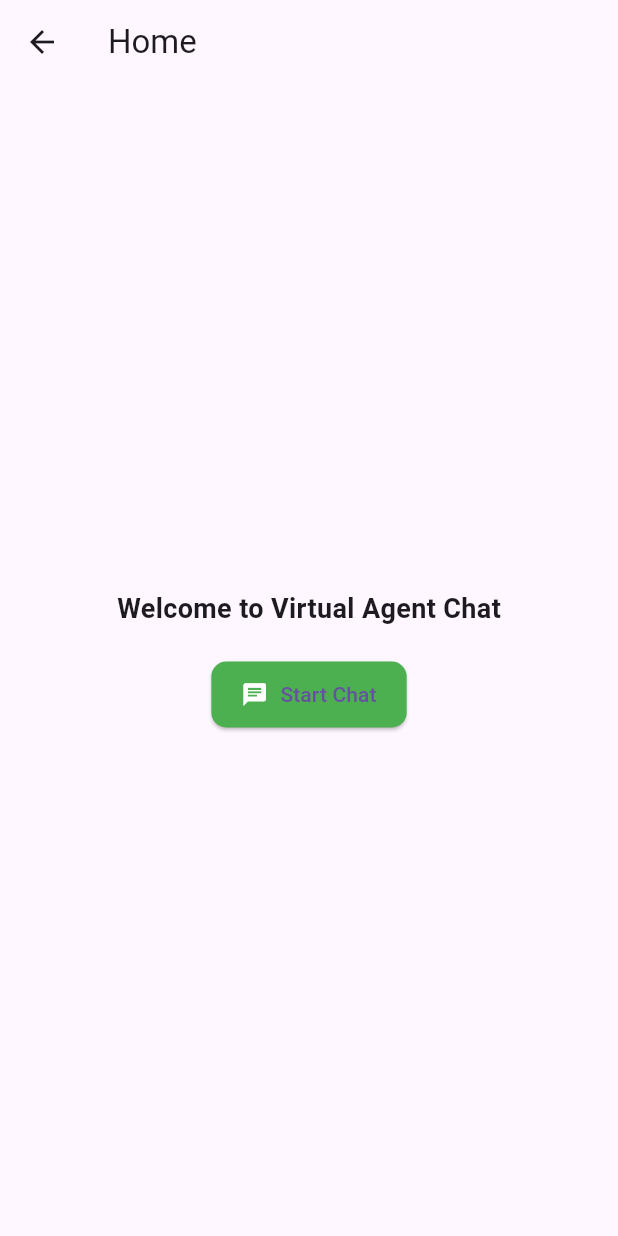
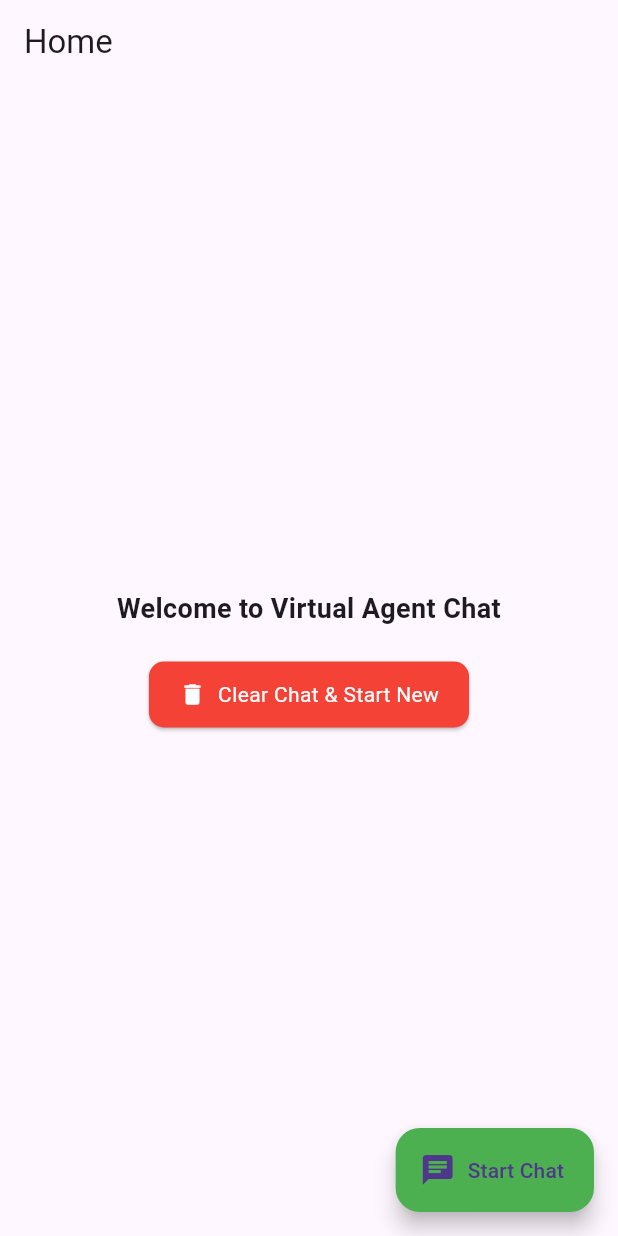
Before and after one commit to chaubeyprashant/flutter-gemini, a Flutter app: the HomeScreen screen opened directly, on a phone screen of 412 x 824 dp. Run offline on Flutter 3.47's test engine with Material 3 defaults, Android fonts, the light colour scheme and no system bars; our stand-ins replace flutter_bloc, flutter_dotenv, hive, hive_flutter, velocity_x; accounts and stored records are empty; generated files the repository leaves out were written again.

Commit message:
used make file for formatting code

```diff
--- a/lib/blocs/chat_bloc.dart
+++ b/lib/blocs/chat_bloc.dart
@@ -22,7 +22,8 @@
   void _onSendMessage(SendMessageEvent event, Emitter<ChatState> emit) async {
     final currentState = state;
     if (currentState is ChatLoadedState) {
-      final List<ChatMessageModel> updatedMessages = List.from(currentState.messages);
+      final List<ChatMessageModel> updatedMessages =
+          List.from(currentState.messages);
 
       // Add user message
       final userMessage = ChatMessageModel(
--- a/lib/main.dart
+++ b/lib/main.dart
@@ -22,14 +22,15 @@
     MultiBlocProvider(
       providers: [
         BlocProvider(
-          create: (context) => ChatBloc(ChatRepository(ChatService()))..add(LoadMessagesEvent()),
+          create: (context) =>
+              ChatBloc(ChatRepository(ChatService()))..add(LoadMessagesEvent()),
         ),
       ],
       child: MaterialApp(
         debugShowCheckedModeBanner: false,
         title: 'Virtual Agent Chat',
         theme: ThemeData(primarySwatch: Colors.green),
-        home: ChatScreen(),
+        home: HomeScreen(),
       ),
     ),
   );
@@ -44,20 +45,37 @@
         child: Column(
           mainAxisAlignment: MainAxisAlignment.center,
           children: [
-            Text('Welcome to Virtual Agent Chat',
-                style: TextStyle(fontSize: 18, fontWeight: FontWeight.bold)),
+            Text(
+              'Welcome to Virtual Agent Chat',
+              style: TextStyle(fontSize: 18, fontWeight: FontWeight.bold),
+              textAlign: TextAlign.center,
+            ),
             SizedBox(height: 20),
             ElevatedButton.icon(
-              onPressed: () {
+              onPressed: () async {
+                // Clear chat history
+                var box = Hive.box<ChatMessageModel>('chat_messages');
+                await box.clear();
+
+                // Reload messages (empty state)
+                context.read<ChatBloc>().add(LoadMessagesEvent());
+
+                // Navigate to chat screen
                 Navigator.push(
                   context,
                   MaterialPageRoute(builder: (context) => ChatScreen()),
                 );
               },
-              icon: Icon(Icons.chat, color: Colors.white),
-              label: Text("Start Chat"),
+              icon: Icon(Icons.delete, color: Colors.white),
+              label: Text(
+                "Clear Chat & Start New",
+                style: Theme.of(context)
+                    .textTheme
+                    .bodyMedium
+                    ?.copyWith(color: Colors.white),
+              ),
               style: ElevatedButton.styleFrom(
-                backgroundColor: Colors.green,
+                backgroundColor: Colors.red,
                 padding: EdgeInsets.symmetric(horizontal: 20, vertical: 12),
                 shape: RoundedRectangleBorder(
                   borderRadius: BorderRadius.circular(10),
@@ -67,6 +85,17 @@
           ],
         ),
       ),
+      floatingActionButton: FloatingActionButton.extended(
+        onPressed: () {
+          Navigator.push(
+            context,
+            MaterialPageRoute(builder: (context) => ChatScreen()),
+          );
+        },
+        label: Text("Start Chat"),
+        icon: Icon(Icons.chat),
+        backgroundColor: Colors.green,
+      ),
     );
   }
 }
--- a/lib/model/chat_message_model.dart
+++ b/lib/model/chat_message_model.dart
@@ -13,5 +13,6 @@
   @HiveField(2)
   final DateTime timestamp;
 
-  ChatMessageModel({required this.message, required this.sender, required this.timestamp});
+  ChatMessageModel(
+      {required this.message, required this.sender, required this.timestamp});
 }
--- a/lib/service/chat_service.dart
+++ b/lib/service/chat_service.dart
@@ -26,10 +26,11 @@
 
   Future<void> addMessage(ChatMessageModel message) async {
     if (!Hive.isBoxOpen('chat_messages')) {
-      await _initializeBox();  // Ensure box is initialized
+      await _initializeBox(); // Ensure box is initialized
     }
 
-    _chatBox = Hive.box<ChatMessageModel>('chat_messages'); // Re-assign _chatBox if needed
+    _chatBox = Hive.box<ChatMessageModel>(
+        'chat_messages'); // Re-assign _chatBox if needed
     await _chatBox.add(message);
   }
 
--- a/lib/views/three_dots.dart
+++ b/lib/views/three_dots.dart
@@ -9,7 +9,7 @@
       mainAxisAlignment: MainAxisAlignment.center,
       children: List.generate(
         3,
-            (index) => AnimatedDot(index: index),
+        (index) => AnimatedDot(index: index),
       ),
     );
   }
```
Also changed, not shown: lib/repositories/chat_repository.dart (+8 -5 lines), lib/views/chat_screen.dart (+100 -19 lines), lib/blocs/chat_event.dart (line endings or trailing spaces), lib/blocs/chat_state.dart (line endings or trailing spaces), lib/views/components/chat_message.dart (indentation only), 1 other file.
